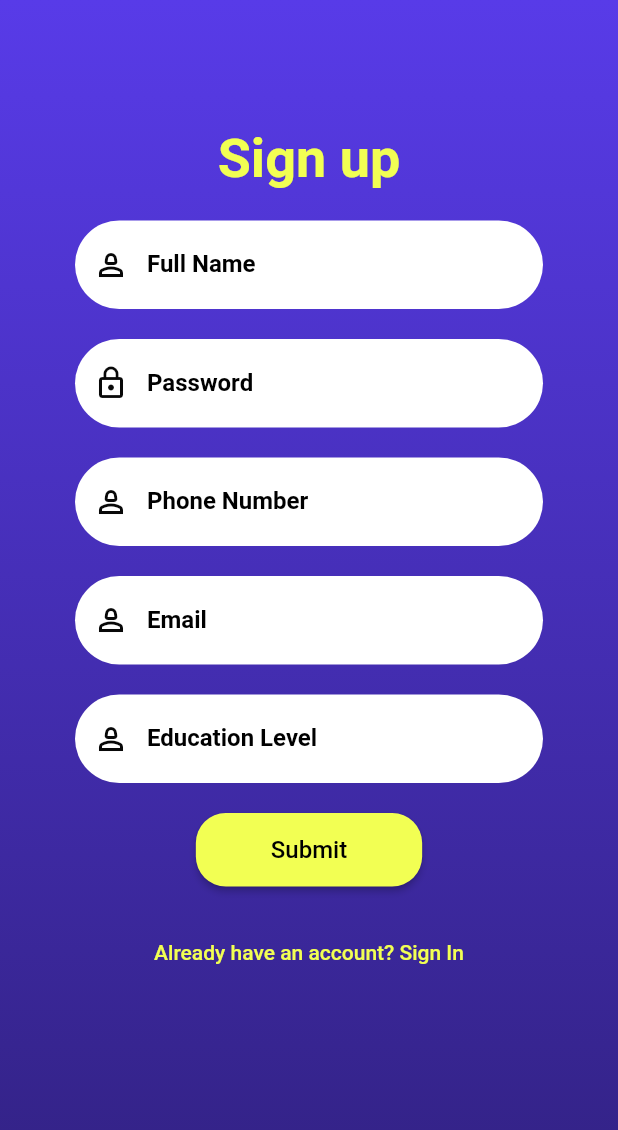
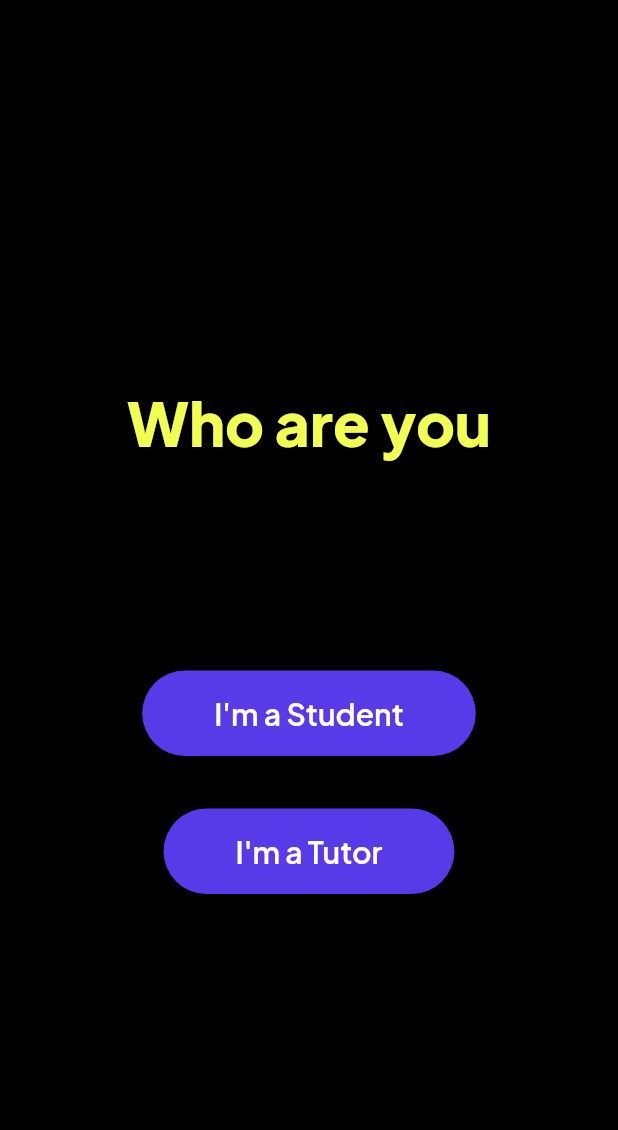
Before and after one commit to mustafakhokhar/TutorX, a Flutter app: the screen it shows after launch, after a tap on "Get Started", on a phone screen of 412 x 824 dp. Shown: the top 1130 px of the screen. Run offline on Flutter 3.47's test engine with Material 2 defaults, Android fonts, the phone set to English and light mode, and no system bars; our stand-ins replace firebase_auth, firebase_core, google_sign_in; accounts and stored records are empty.

Commit message:
added the asking page (tutor or student)

```diff
--- /dev/null
+++ b/Frontend/lib/screens/common/asking_page.dart
@@ -0,0 +1,138 @@
+import 'package:flutter/gestures.dart';
+import 'package:flutter/material.dart';
+
+import '../../welcome_screen.dart';
+import '../student/student_sign_up.dart';
+import 'log_in.dart';
+
+class AskingPage extends StatelessWidget {
+  @override
+  Widget build(BuildContext context) {
+    return Scaffold(
+      backgroundColor: Colors.black,
+      body: SafeArea(
+        child: Column(
+          mainAxisAlignment: MainAxisAlignment.spaceBetween,
+          children: <Widget>[
+            Expanded(
+              child: Container(
+                height: MediaQuery.of(context).size.height * 0.5,
+                child: Container(
+                  alignment: Alignment.bottomCenter,
+                  // color: Colors.blue,
+
+                  child: Flexible(
+                    flex: 3,
+                    child: Container(
+                      alignment: Alignment.center,
+                      margin: EdgeInsets.only(top: 150),
+                      child: Text.rich(
+                        TextSpan(
+                          children: [
+                            TextSpan(
+                              text: 'Who are you',
+                              style: TextStyle(
+                                  fontWeight: FontWeight.w800,
+                                  fontSize: 40,
+                                  fontFamily: 'JakartaSans',
+                                  color: Color(0xFFF2FF53)),
+                            ),
+                          ],
+                        ),
+                      ),
+                    ),
+                  ),
+                ),
+              ),
+            ),
+            Expanded(
+              child: Container(
+                child: Padding(
+                  padding: EdgeInsets.symmetric(horizontal: 20.0),
+                  child: Column(
+                    children: [
+                      SizedBox(height: 35),
+                      Flexible(
+                        flex: 1,
+                        child: ElevatedButton(
+                          style: ButtonStyle(
+                            shape: MaterialStateProperty.all<
+                                RoundedRectangleBorder>(
+                              RoundedRectangleBorder(
+                                borderRadius: BorderRadius.circular(30.0),
+                              ),
+                            ),
+                            backgroundColor:
+                                MaterialStateProperty.all(Color(0xFF583BE8)),
+                          ),
+                          onPressed: () {
+                            Navigator.push(
+                              context,
+                              MaterialPageRoute(
+                                  builder: (context) => StudentSignUpScreen()),
+                            );
+                          },
+                          child: Padding(
+                            padding: EdgeInsets.symmetric(
+                              vertical: 16.0,
+                              horizontal: 32.0,
+                            ),
+                            child: Text(
+                              'I\'m a Student',
+                              style: TextStyle(
+                                fontFamily: 'JakartaSans',
+                                fontWeight: FontWeight.w600,
+                                fontSize: 20,
+                              ),
+                            ),
+                          ),
+                        ),
+                      ),
+                      SizedBox(height: 35),
+                      Flexible(
+                        flex: 1,
+                        child: ElevatedButton(
+                          style: ButtonStyle(
+                            shape: MaterialStateProperty.all<
+                                RoundedRectangleBorder>(
+                              RoundedRectangleBorder(
+                                borderRadius: BorderRadius.circular(30.0),
+                              ),
+                            ),
+                            backgroundColor:
+                                MaterialStateProperty.all(Color(0xFF583BE8)),
+                          ),
+                          onPressed: () {
+                            Navigator.push(
+                              context,
+                              MaterialPageRoute(
+                                  builder: (context) => StudentSignUpScreen()),
+                            );
+                          },
+                          child: Padding(
+                            padding: EdgeInsets.symmetric(
+                              vertical: 16.0,
+                              horizontal: 32.0,
+                            ),
+                            child: Text(
+                              'I\'m a Tutor',
+                              style: TextStyle(
+                                fontFamily: 'JakartaSans',
+                                fontWeight: FontWeight.w600,
+                                fontSize: 20,
+                              ),
+                            ),
+                          ),
+                        ),
+                      ),
+                    ],
+                  ),
+                ),
+              ),
+            ),
+          ],
+        ),
+      ),
+    );
+  }
+}
--- a/Frontend/lib/screens/common/first_screen.dart
+++ b/Frontend/lib/screens/common/first_screen.dart
@@ -3,6 +3,7 @@ import 'package:flutter/material.dart';
 
 import '../../welcome_screen.dart';
 import '../student/student_sign_up.dart';
+import 'asking_page.dart';
 import 'log_in.dart';
 
 class FirstScreen extends StatelessWidget {
@@ -10,12 +11,16 @@ class FirstScreen extends StatelessWidget {
   Widget build(BuildContext context) {
     return Scaffold(
       backgroundColor: Colors.black,
-      body: Center(
+      body: SafeArea(
         child: Column(
-          mainAxisAlignment: MainAxisAlignment.start,
+          mainAxisAlignment: MainAxisAlignment.spaceBetween,
           children: <Widget>[
-            SizedBox(height: 141),
-            Text.rich(
+            Flexible(
+              flex: 3,
+              child: Container(
+                alignment: Alignment.topCenter,
+                padding: EdgeInsets.only(top: 141),
+                child: Text.rich(
                   TextSpan(
                     children: [
                       TextSpan(
@@ -46,25 +51,33 @@ class FirstScreen extends StatelessWidget {
                     ],
                   ),
                 ),
-            SizedBox(height: 220),
-            SizedBox(
-              height: 52,
-              width: 247,
-              child: ElevatedButton(
+              ),
+            ),
+            Flexible(
+              flex: 1,
+              child: Column(
+                children: [
+                  ElevatedButton(
                     style: ButtonStyle(
                       shape: MaterialStateProperty.all<RoundedRectangleBorder>(
                         RoundedRectangleBorder(
                           borderRadius: BorderRadius.circular(30.0),
-                    )),
+                        ),
+                      ),
                       backgroundColor:
-                        MaterialStatePropertyAll(Color(0xFF583BE8))),
+                          MaterialStateProperty.all(Color(0xFF583BE8)),
+                    ),
                     onPressed: () {
                       Navigator.push(
                         context,
-                    MaterialPageRoute(
-                        builder: (context) => StudentSignUpScreen()),
+                        MaterialPageRoute(builder: (context) => AskingPage()),
                       );
                     },
+                    child: Padding(
+                      padding: EdgeInsets.symmetric(
+                        vertical: 16.0,
+                        horizontal: 32.0,
+                      ),
                       child: Text(
                         'Get Started',
                         style: TextStyle(
@@ -79,7 +92,8 @@ class FirstScreen extends StatelessWidget {
                     height: 28,
                   ),
                   RichText(
-                text: TextSpan(children: <TextSpan>[
+                    text: TextSpan(
+                      children: <TextSpan>[
                         TextSpan(
                           text: 'Already have an account?',
                           style: TextStyle(
@@ -95,25 +109,17 @@ class FirstScreen extends StatelessWidget {
                                 MaterialPageRoute(
                                     builder: (context) => WelcomeScreen()),
                               );
-                    })
-            ]))
+                            },
+                        ),
+                      ],
+                    ),
+                  ),
+                ],
+              ),
+            ),
           ],
         ),
       ),
     );
   }
 }
-
-class LoginScreen extends StatelessWidget {
-  @override
-  Widget build(BuildContext context) {
-    return Scaffold(
-      appBar: AppBar(
-        title: Text('Login'),
-      ),
-      body: Center(
-        child: Text('Login Page'),
-      ),
-    );
-  }
-}
```
Also changed, not shown: Frontend/flutter_01.png (added), 3 other files. Lines whose indentation alone changed are shown as unchanged.
